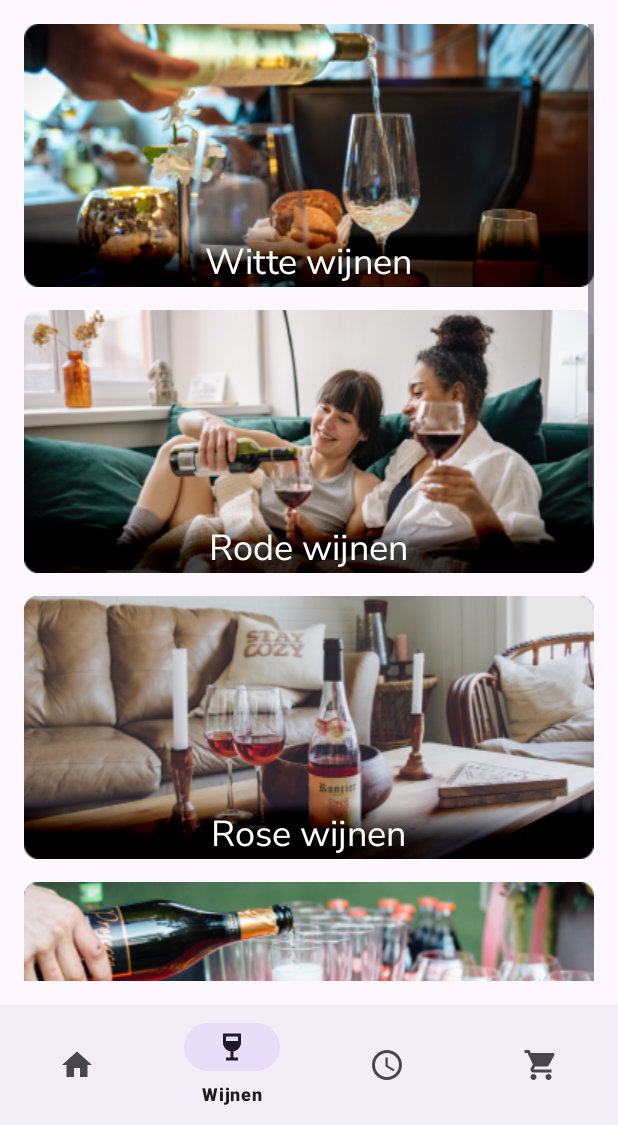
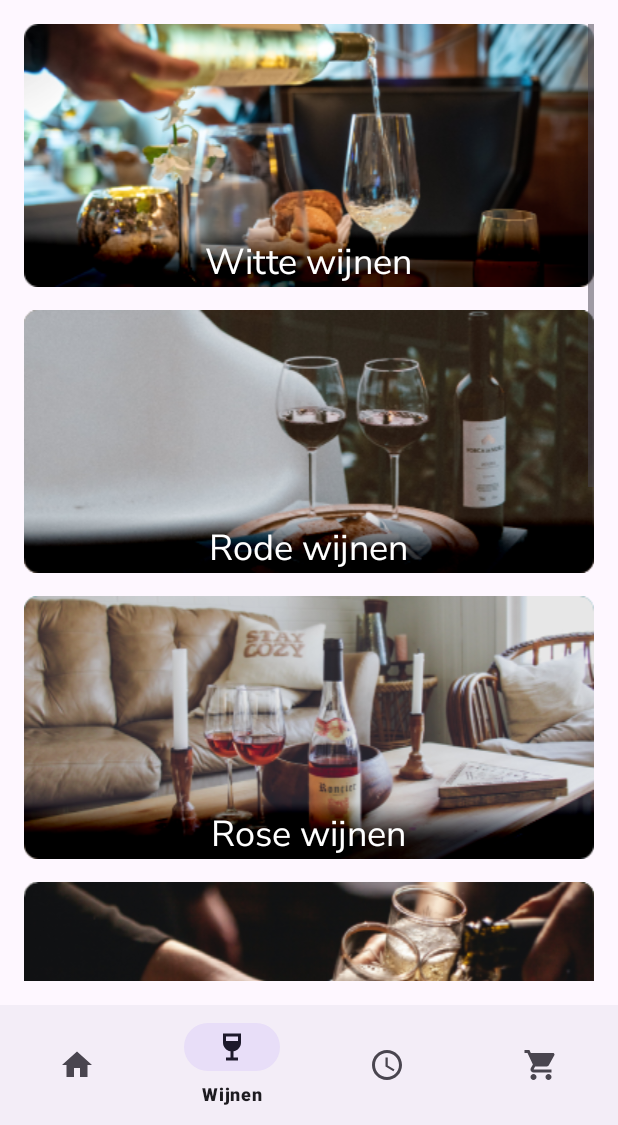
Before and after one commit to calvinliaci/AppWijnhuisRonny, an Android app: the WinesCategoryFragment screen opened through its navigation route, on a phone screen of 412 x 824 dp, the part 111-1236 px from its top. Run offline under Robolectric (Android 15) with nearby library versions, the phone set to English and light mode, and no system bars; our stand-ins replace data binding, navigation-ui.

Commit message:
Navigatie naar wijncategorieën

```diff
--- a/app/src/main/java/com/example/appwijnhuisronny/HomepageFragment.kt
+++ b/app/src/main/java/com/example/appwijnhuisronny/HomepageFragment.kt
@@ -18,6 +18,7 @@ class HomepageFragment : Fragment() {
 
     override fun onCreate(savedInstanceState: Bundle?) {
         super.onCreate(savedInstanceState)
+
     }
 
     override fun onCreateView(
--- a/app/src/main/java/com/example/appwijnhuisronny/WinesCategoryFragment.kt
+++ b/app/src/main/java/com/example/appwijnhuisronny/WinesCategoryFragment.kt
@@ -1,31 +1,52 @@
 package com.example.appwijnhuisronny
 
-import androidx.lifecycle.ViewModelProvider
 import android.os.Bundle
-import androidx.fragment.app.Fragment
 import android.view.LayoutInflater
 import android.view.View
 import android.view.ViewGroup
+import androidx.fragment.app.Fragment
+import androidx.lifecycle.ViewModelProvider
+import androidx.navigation.findNavController
+import com.example.appwijnhuisronny.databinding.FragmentWinesCategoryBinding
+
 
 class WinesCategoryFragment : Fragment() {
 
-    companion object {
-        fun newInstance() = WinesCategoryFragment()
-    }
+    private var _binding: FragmentWinesCategoryBinding? = null
+    private val binding get() = _binding!!
 
     private lateinit var viewModel: WinesCategoryViewModel
 
+    override fun onCreate(savedInstanceState: Bundle?) {
+        super.onCreate(savedInstanceState)
+    }
     override fun onCreateView(
         inflater: LayoutInflater, container: ViewGroup?,
         savedInstanceState: Bundle?
     ): View? {
-        return inflater.inflate(R.layout.fragment_wines_category, container, false)
+        _binding = FragmentWinesCategoryBinding.inflate(inflater, container, false)
+        val view = binding.root
+
+        viewModel = ViewModelProvider(this).get(WinesCategoryViewModel::class.java)
+
+        binding.winesCategoryFragmentViewModel = viewModel
+
+        // Set the OnClickListener for each RelativeLayout
+        binding.layoutWitteWijn.setOnClickListener {
+            view.findNavController().navigate(R.id.action_winesCategoryFragment_to_whiteWinesFragment)
+        }
+        binding.layoutRodeWijn.setOnClickListener {
+            view.findNavController().navigate(R.id.action_winesCategoryFragment_to_whiteWinesFragment)
+        }
+        binding.layoutRoseWijn.setOnClickListener {
+            view.findNavController().navigate(R.id.action_winesCategoryFragment_to_whiteWinesFragment)
+        }
+
+        return view
     }
 
-    override fun onActivityCreated(savedInstanceState: Bundle?) {
-        super.onActivityCreated(savedInstanceState)
-        viewModel = ViewModelProvider(this).get(WinesCategoryViewModel::class.java)
-        // TODO: Use the ViewModel
+    override fun onDestroyView() {
+        super.onDestroyView()
+        _binding = null
     }
-
 }
--- a/app/src/main/res/layout/fragment_wines_category.xml
+++ b/app/src/main/res/layout/fragment_wines_category.xml
@@ -1,9 +1,18 @@
 <?xml version="1.0" encoding="utf-8"?>
-<ScrollView xmlns:android="http://schemas.android.com/apk/res/android"
+<layout xmlns:android="http://schemas.android.com/apk/res/android"
     xmlns:tools="http://schemas.android.com/tools"
-    android:layout_width="match_parent"
-    android:layout_height="match_parent"
+    android:orientation="vertical"
     tools:context=".WinesCategoryFragment">
+
+    <data>
+        <variable
+            name="winesCategoryFragmentViewModel"
+            type="com.example.appwijnhuisronny.WinesCategoryViewModel" />
+    </data>
+
+    <ScrollView
+        android:layout_width="match_parent"
+        android:layout_height="match_parent">
 
     <LinearLayout
         android:layout_width="match_parent"
@@ -11,9 +20,11 @@
         android:orientation="vertical">
 
         <RelativeLayout
+            android:id="@+id/layout_witte_wijn"
             android:layout_width="match_parent"
             android:layout_height="175dp"
-            android:background="@drawable/witte_wijn_achtergrond">
+            android:background="@drawable/witte_wijn_achtergrond"
+            android:onClick="onLayoutClick">
 
             <TextView
                 android:layout_width="wrap_content"
@@ -29,10 +40,11 @@
         </RelativeLayout>
 
         <RelativeLayout
+            android:id="@+id/layout_rode_wijn"
             android:layout_width="match_parent"
             android:layout_height="175dp"
             android:layout_marginTop="15dp"
-            android:background="@drawable/rode_wijn_achtergrond">
+            android:background="@drawable/rode_wijn_achtergrond__2_">
 
             <TextView
                 android:layout_width="wrap_content"
@@ -48,6 +60,7 @@
         </RelativeLayout>
 
         <RelativeLayout
+            android:id="@+id/layout_rose_wijn"
             android:layout_width="match_parent"
             android:layout_height="175dp"
             android:layout_marginTop="15dp"
@@ -70,7 +83,7 @@
             android:layout_width="match_parent"
             android:layout_height="175dp"
             android:layout_marginTop="15dp"
-            android:background="@drawable/bubbels_achtergrond">
+            android:background="@drawable/bubbels_achtergrond2">
 
             <TextView
                 android:layout_width="wrap_content"
@@ -136,11 +149,12 @@
                 android:layout_centerInParent="true"
                 android:layout_marginBottom="0dp"
                 android:fontFamily="@font/nunito_sans"
-                android:text="@string/overig_category"
+                android:text="@string/overige_category"
                 android:textColor="@color/white"
                 android:textSize="24dp" />
 
         </RelativeLayout>
     </LinearLayout>
+    </ScrollView>
 
-</ScrollView>
+</layout>
--- a/app/src/main/res/navigation/nav_graph.xml
+++ b/app/src/main/res/navigation/nav_graph.xml
@@ -38,5 +38,14 @@
         android:id="@+id/winesCategoryFragment"
         android:name="com.example.appwijnhuisronny.WinesCategoryFragment"
         android:label="fragment_wines_category"
-        tools:layout="@layout/fragment_wines_category" />
+        tools:layout="@layout/fragment_wines_category" >
+        <action
+            android:id="@+id/action_winesCategoryFragment_to_whiteWinesFragment"
+            app:destination="@id/whiteWinesFragment" />
+    </fragment>
+    <fragment
+        android:id="@+id/whiteWinesFragment"
+        android:name="com.example.appwijnhuisronny.WhiteWinesFragment"
+        android:label="fragment_white_wines"
+        tools:layout="@layout/fragment_white_wines" />
 </navigation>
--- a/app/src/main/res/values-night/strings.xml
+++ b/app/src/main/res/values-night/strings.xml
@@ -7,4 +7,5 @@
     <string name="bubbles_category">Bubbels</string>
     <string name="porto_category">Porto</string>
     <string name="overig_category">Overig</string>
+    <string name="overige_category">Overige</string>
 </resources>
--- a/app/src/main/res/values/strings.xml
+++ b/app/src/main/res/values/strings.xml
@@ -8,4 +8,5 @@
     <string name="gin_category">Gin</string>
     <string name="porto_category">Porto</string>
     <string name="overig_category">Overig</string>
+    <string name="overige_category">Overige</string>
 </resources>
```
Also changed, not shown: app/src/main/java/com/example/appwijnhuisronny/WhiteWinesFragment.kt (added, +31 -0 lines), app/src/main/java/com/example/appwijnhuisronny/WhiteWinesFragmentViewModel.kt (added, +7 -0 lines), app/src/main/res/layout/fragment_white_wines.xml (added, +13 -0 lines), app/src/main/res/drawable/bubbels_achtergrond2.png (added), app/src/main/res/drawable/rode_wijn_achtergrond__2_.png (added).
